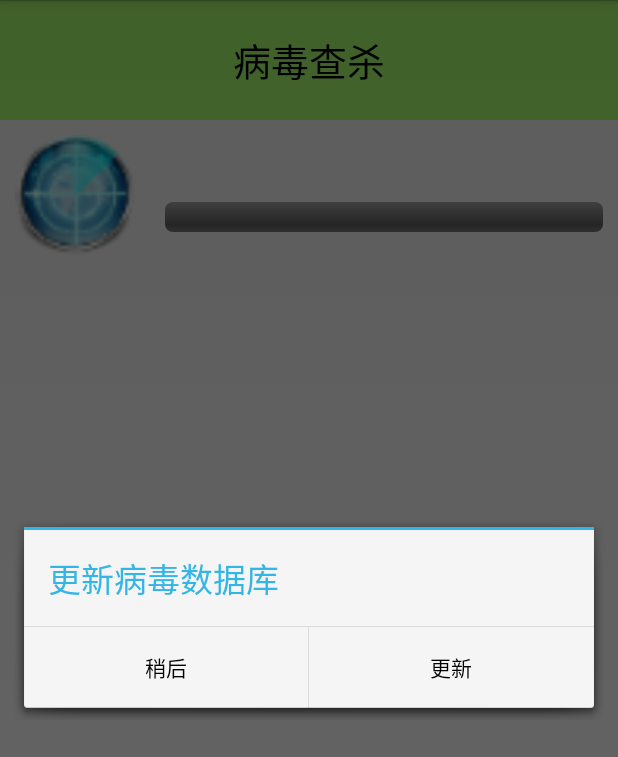
After one commit to silionXi/MobileSafe, an Android app: the AntivirusActivity screen opened directly, with no data from a screen before it, on a phone screen of 412 x 824 dp. The commit adds this screen. Shown: the top 757 px of the screen. Run offline under Robolectric (Android 15) with nearby library versions, the phone set to English and light mode, and no system bars.

Commit message:
Implement Antivirus

```diff
--- a/app/build.gradle
+++ b/app/build.gradle
@@ -23,4 +23,5 @@ android {
 dependencies {
     compile fileTree(include: ['*.jar'], dir: 'libs')
     compile files('libs/xUtils-2.6.14.jar')
+    compile files('libs/gson-2.2.4.jar')
 }
--- a/app/src/main/AndroidManifest.xml
+++ b/app/src/main/AndroidManifest.xml
@@ -46,6 +46,7 @@
             android:windowSoftInputMode="stateHidden"/>
         <activity android:name=".activity.AppManagerActivity"/>
         <activity android:name=".activity.TaskManagerActivity"/>
+        <activity android:name=".activity.AntivirusActivity"/>
 
         <receiver
             android:name=".receiver.BootCompleteReceiver"
--- /dev/null
+++ b/app/src/main/java/com/silion/mobilesafe/activity/AntivirusActivity.java
@@ -0,0 +1,235 @@
+package com.silion.mobilesafe.activity;
+
+import android.app.Activity;
+import android.app.AlertDialog;
+import android.content.DialogInterface;
+import android.content.SharedPreferences;
+import android.content.pm.PackageInfo;
+import android.content.pm.PackageManager;
+import android.graphics.Color;
+import android.os.Bundle;
+import android.os.Handler;
+import android.os.Message;
+import android.os.SystemClock;
+import android.view.animation.Animation;
+import android.view.animation.RotateAnimation;
+import android.widget.ImageView;
+import android.widget.LinearLayout;
+import android.widget.ProgressBar;
+import android.widget.TextView;
+
+import com.google.gson.Gson;
+import com.silion.mobilesafe.R;
+import com.silion.mobilesafe.bean.ScanInfo;
+import com.silion.mobilesafe.bean.VirusInfo;
+import com.silion.mobilesafe.database.AntivirusDao;
+import com.silion.mobilesafe.utils.MD5Utils;
+import com.silion.mobilesafe.utils.StreamUtils;
+
+import java.io.IOException;
+import java.io.InputStream;
+import java.net.HttpURLConnection;
+import java.net.URL;
+import java.util.List;
+
+/**
+ * Created by silion on 2016/6/13.
+ */
+public class AntivirusActivity extends Activity {
+
+    private static final String CHECK_ANTIVIRUS_URL = "http://10.0.2.2:80/antivirus.json"; //本机地址用localhost,模拟器加载本机用10.0.0.2;
+    private ImageView ivScanning;
+    private LinearLayout llResult;
+
+    private Handler mHandler = new Handler() {
+        @Override
+        public void handleMessage(Message msg) {
+            switch (msg.what) {
+                case 0: {
+                    tvProgress.setText("初始化八核杀毒引擎...");
+                    startScanningAnimation();
+                    break;
+                }
+                case 1: {
+                    tvProgress.setText("正在玩命扫描中...");
+                    ScanInfo scanInfo = (ScanInfo) msg.obj;
+                    TextView child = new TextView(AntivirusActivity.this);
+                    if (scanInfo.desc == null) {
+                        child.setTextColor(Color.GREEN);
+                        child.setText(scanInfo.appName + "--" + "是安全的");
+                    } else {
+                        child.setTextColor(Color.RED);
+                        child.setText(scanInfo.appName + "--" + scanInfo.desc);
+                    }
+                    llResult.addView(child);
+                    break;
+                }
+                case 2: {
+                    tvProgress.setText("扫描病毒完成啦！");
+                    stopScanningAnimation();
+                    break;
+                }
+            }
+            super.handleMessage(msg);
+        }
+    };
+    private Handler mUpdateHandler = new Handler() {
+        @Override
+        public void handleMessage(Message msg) {
+            switch (msg.what) {
+                case 0: {
+                    VirusInfo virusInfo = (VirusInfo) msg.obj;
+                    showUpdateDialog(virusInfo);
+                    break;
+                }
+                case 1:
+                    startScanning();
+                    break;
+                case 2:
+                    VirusInfo virusInfo = (VirusInfo) msg.obj;
+                    showUpdateDialog(virusInfo);
+                    break;
+            }
+            super.handleMessage(msg);
+        }
+    };
+    private ProgressBar pbScanning;
+    private TextView tvProgress;
+    private SharedPreferences mPref;
+
+    @Override
+    protected void onCreate(Bundle savedInstanceState) {
+        super.onCreate(savedInstanceState);
+        setContentView(R.layout.activity_antivirus);
+        initUI();
+
+        mPref = getSharedPreferences("setting", MODE_PRIVATE);
+        checkUpdate();
+    }
+
+    private void initUI() {
+        ivScanning = (ImageView) findViewById(R.id.ivScanning);
+        tvProgress = (TextView) findViewById(R.id.tvProgress);
+        llResult = (LinearLayout) findViewById(R.id.llResult);
+        pbScanning = (ProgressBar) findViewById(R.id.pbScanning);
+    }
+
+    private void checkUpdate() {
+        new Thread() {
+            @Override
+            public void run() {
+                int currentVersion = mPref.getInt("antivirus_version", 1);
+                Message msg = Message.obtain();
+                HttpURLConnection conn = null;
+                URL checkVersionUrl;
+                try {
+                    checkVersionUrl = new URL(CHECK_ANTIVIRUS_URL);
+                    conn = (HttpURLConnection) checkVersionUrl.openConnection();
+                    conn.setRequestMethod("GET");
+                    conn.setConnectTimeout(1000);
+                    conn.setReadTimeout(1000);
+                    conn.connect();
+
+                    if (conn.getResponseCode() == 200) {
+                        InputStream is = conn.getInputStream();
+                        String result = StreamUtils.inputStream2String1(is);
+
+                        Gson gson = new Gson();
+                        VirusInfo virusInfo = gson.fromJson(result, VirusInfo.class);
+
+                        if (virusInfo.version > currentVersion) {
+                            msg.obj = virusInfo;
+                            msg.what = 0;
+                        } else {
+                            msg.what = 1;
+                        }
+                    }
+                } catch (IOException e) {
+                    Gson gson = new Gson();
+                    VirusInfo virusInfo = gson.fromJson("{version:2,md5:826e6367ec72492fba8570de60088a0e,desc:这是什么鬼？}", VirusInfo.class);
+                    msg.obj = virusInfo;
+                    msg.what = 2;
+                    e.printStackTrace();
+                } finally {
+                    if (conn != null) {
+                        conn.disconnect();
+                    }
+                    mUpdateHandler.sendMessage(msg);
+                }
+                super.run();
+            }
+        }.start();
+    }
+
+    private void startScanning() {
+        mHandler.sendEmptyMessage(0);
+        new Thread() {
+            @Override
+            public void run() {
+                super.run();
+                PackageManager pm = getPackageManager();
+                List<PackageInfo> packageInfos = pm.getInstalledPackages(0);
+                if (packageInfos != null && packageInfos.size() > 0) {
+                    pbScanning.setMax(packageInfos.size());
+                    int progress = 0;
+                    for (PackageInfo info : packageInfos) {
+                        ScanInfo scanInfo = new ScanInfo();
+                        scanInfo.appName = info.applicationInfo.loadLabel(pm).toString();
+                        //dataDir = /data/data/com.silion.mobilesafe, sourceDir = /data/app/com.silion.mobilesafe-2/base.apk
+                        String dataDir = info.applicationInfo.dataDir;
+                        String sourceDir = info.applicationInfo.sourceDir;
+                        String md5 = MD5Utils.getFileMd5(sourceDir);
+                        android.util.Log.v("silion", "dataDir = " + dataDir + ", sourceDir = " + sourceDir);
+                        android.util.Log.v("silion", "md5 = " + md5);
+                        scanInfo.desc = AntivirusDao.getAntivirus(md5);
+
+                        pbScanning.setProgress(++progress);
+                        Message message = Message.obtain();
+                        message.obj = scanInfo;
+                        message.what = 1;
+                        mHandler.sendMessage(message);
+                        SystemClock.sleep(100);
+                    }
+                }
+                mHandler.sendEmptyMessage(2);
+            }
+        }.start();
+    }
+
+    private void startScanningAnimation() {
+        RotateAnimation rotate = new RotateAnimation(0, 360, RotateAnimation.RELATIVE_TO_SELF, 0.5f, RotateAnimation.RELATIVE_TO_SELF, 0.5f);
+        rotate.setDuration(4000);
+        rotate.setRepeatCount(Animation.INFINITE);
+        ivScanning.startAnimation(rotate);
+    }
+
+    private void stopScanningAnimation() {
+        ivScanning.clearAnimation();
+    }
+
+    public void showUpdateDialog(final VirusInfo virusInfo) {
+        AlertDialog.Builder builder = new AlertDialog.Builder(this);
+        builder.setTitle("更新病毒数据库");
+        builder.setPositiveButton(R.string.update, new DialogInterface.OnClickListener() {
+            @Override
+            public void onClick(DialogInterface dialog, int which) {
+                AntivirusDao.addAntivirus(virusInfo);
+                startScanning();
+            }
+        });
+        builder.setNegativeButton(R.string.not_update, new DialogInterface.OnClickListener() {
+            @Override
+            public void onClick(DialogInterface dialog, int which) {
+                startScanning();
+            }
+        });
+        builder.setOnCancelListener(new DialogInterface.OnCancelListener() {
+            @Override
+            public void onCancel(DialogInterface dialog) {
+                startScanning();
+
+            }
+        });
+        builder.show();
+    }
+}
--- a/app/src/main/java/com/silion/mobilesafe/activity/HomeActivity.java
+++ b/app/src/main/java/com/silion/mobilesafe/activity/HomeActivity.java
@@ -49,6 +49,11 @@ public class HomeActivity extends Activity {
                 }
                 case 3: {
                     Intent intent = new Intent(HomeActivity.this, TaskManagerActivity.class);
+                    startActivity(intent);
+                    break;
+                }
+                case 5: {
+                    Intent intent = new Intent(HomeActivity.this, AntivirusActivity.class);
                     startActivity(intent);
                     break;
                 }
--- /dev/null
+++ b/app/src/main/java/com/silion/mobilesafe/bean/VirusInfo.java
@@ -0,0 +1,10 @@
+package com.silion.mobilesafe.bean;
+
+/**
+ * Created by silion on 2016/6/14.
+ */
+public class VirusInfo {
+    public int version;
+    public String md5;
+    public String desc;
+}
--- /dev/null
+++ b/app/src/main/res/layout/activity_antivirus.xml
@@ -0,0 +1,68 @@
+<?xml version="1.0" encoding="utf-8"?>
+<LinearLayout xmlns:android="http://schemas.android.com/apk/res/android"
+              xmlns:tools="http://schemas.android.com/tools"
+              android:layout_width="match_parent"
+              android:layout_height="match_parent"
+              android:orientation="vertical">
+
+    <TextView
+        style="@style/TitleStyle"
+        android:text="病毒查杀"/>
+
+    <LinearLayout
+        android:layout_width="match_parent"
+        android:layout_height="wrap_content"
+        android:orientation="horizontal">
+
+        <FrameLayout
+            android:layout_width="wrap_content"
+            android:layout_height="wrap_content"
+            android:padding="10dp">
+
+            <ImageView
+                android:layout_width="80dp"
+                android:layout_height="80dp"
+                android:src="@drawable/antivirus_scanner_malware"/>
+
+            <ImageView
+                android:id="@+id/ivScanning"
+                android:layout_width="80dp"
+                android:layout_height="80dp"
+                android:src="@drawable/antivirus_act_scanning"/>
+        </FrameLayout>
+
+        <LinearLayout
+            android:layout_width="match_parent"
+            android:layout_height="match_parent"
+            android:gravity="center_horizontal"
+            android:orientation="vertical"
+            android:padding="10dp">
+
+            <TextView
+                android:id="@+id/tvProgress"
+                android:layout_width="wrap_content"
+                android:layout_height="wrap_content"
+                android:textSize="18sp"
+                tools:text="初始化八核杀毒引擎"/>
+
+            <ProgressBar
+                android:id="@+id/pbScanning"
+                style="@android:style/Widget.ProgressBar.Horizontal"
+                android:layout_width="match_parent"
+                android:layout_height="wrap_content"
+                android:layout_marginTop="20dp"/>
+        </LinearLayout>
+    </LinearLayout>
+
+    <ScrollView
+        android:layout_width="match_parent"
+        android:layout_height="wrap_content">
+
+        <LinearLayout
+            android:id="@+id/llResult"
+            android:layout_width="match_parent"
+            android:layout_height="wrap_content"
+            android:orientation="vertical">
+        </LinearLayout>
+    </ScrollView>
+</LinearLayout>
```
Also changed, not shown: app/src/main/java/com/silion/mobilesafe/activity/LauncherActivity.java (+17 -3 lines), app/src/main/java/com/silion/mobilesafe/bean/ScanInfo.java (added, +9 -0 lines), app/src/main/java/com/silion/mobilesafe/database/AntivirusDao.java (added, +40 -0 lines), app/src/main/java/com/silion/mobilesafe/utils/MD5Utils.java (+70 -0 lines), app/libs/gson-2.2.4.jar (added), app/src/main/assets/antivirus.db (added), app/src/main/res/drawable-xxxhdpi/antivirus_act_scanning.png (added), app/src/main/res/drawable-xxxhdpi/antivirus_scanner_malware.png (added).
